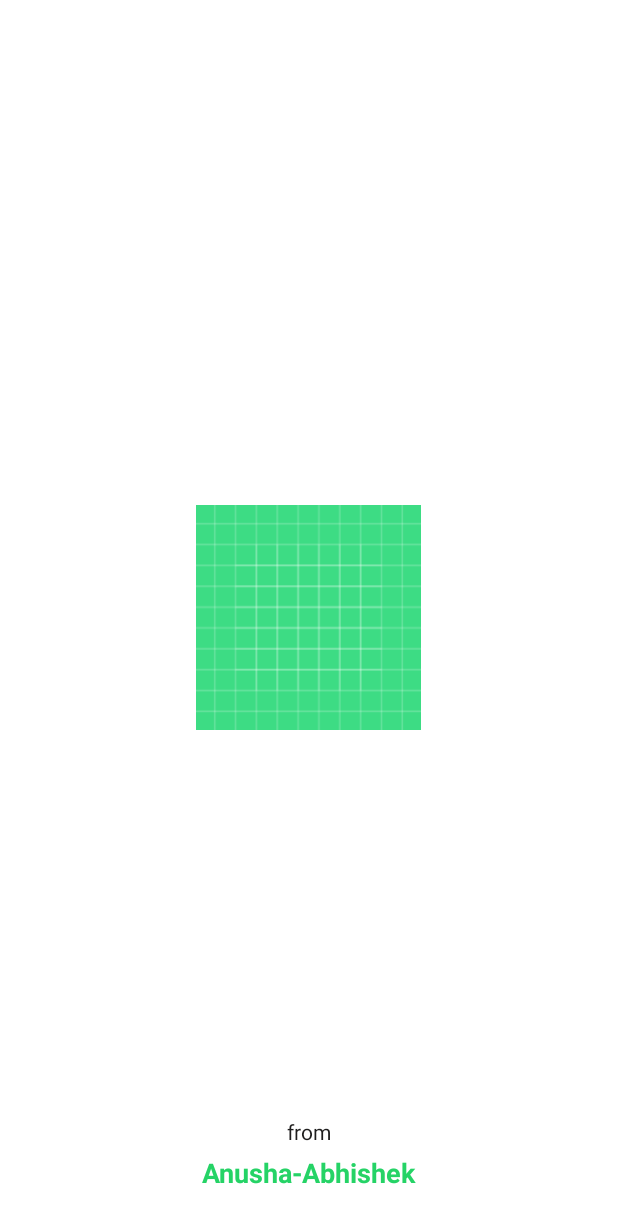
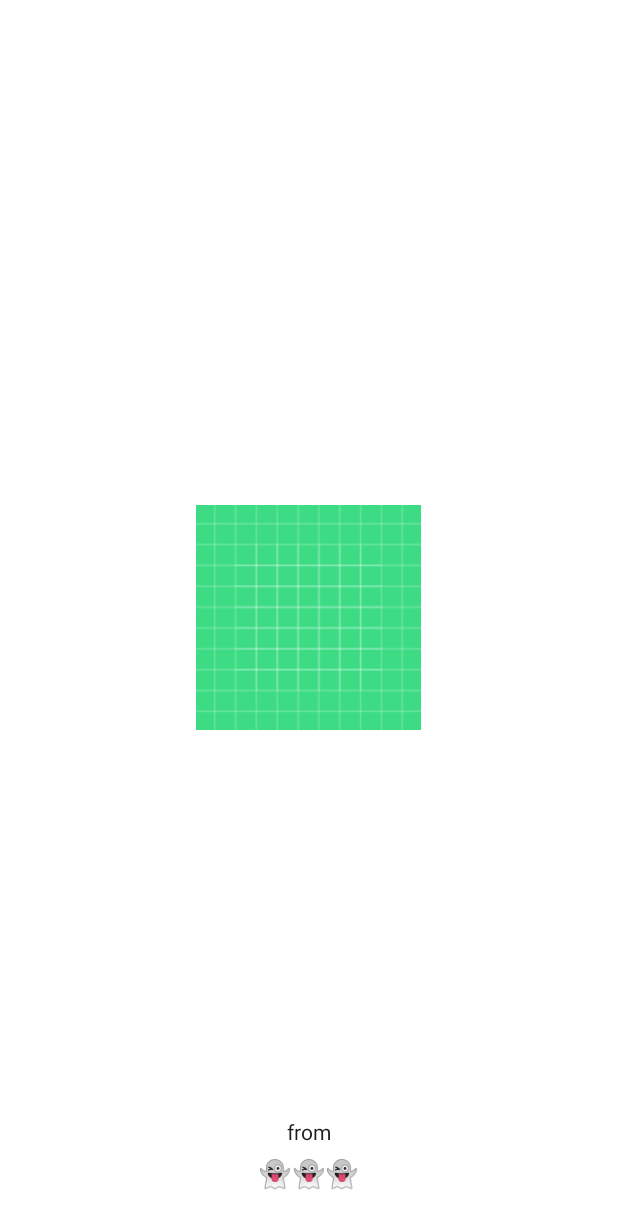
Before and after one commit to abhishek-barnwal01/Chat-Application, an Android app: the splashscreen screen opened directly, with no data from a screen before it, on a phone screen of 412 x 824 dp. Shown: the top 1229 px of the screen. Run offline under Robolectric (Android 15) with nearby library versions, the phone set to English and light mode, and no system bars.

Commit message:
file restoration

```diff
--- a/app/src/main/res/layout/activity_splashscreen.xml
+++ b/app/src/main/res/layout/activity_splashscreen.xml
@@ -28,16 +28,16 @@
     </TextView>
 
     <TextView
+        android:id="@+id/maintext"
         android:layout_width="wrap_content"
         android:layout_height="wrap_content"
-        android:text="Anusha-Abhishek"
         android:layout_alignParentBottom="true"
-        android:textSize="18sp"
-        android:textStyle="bold"
-        android:id="@+id/maintext"
         android:layout_centerHorizontal="true"
         android:layout_marginBottom="30dp"
-        android:textColor="#25d366">
+        android:text="👻👻👻"
+        android:textColor="#25d366"
+        android:textSize="18sp"
+        android:textStyle="bold">
 
     </TextView>
 
--- a/build.gradle
+++ b/build.gradle
@@ -1,6 +1,6 @@
 buildscript {
     dependencies {
-        classpath 'com.google.gms:google-services:4.3.10'
+        classpath 'com.google.gms:google-services:4.3.13'
     }
 }// Top-level build file where you can add configuration options common to all sub-projects/modules.
 plugins {
```
Also changed, not shown: app/src/main/java/com/example/chatapp/xyz.java (deleted, +0 -8 lines).
